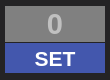
Old version of the form src/component/basiccomp/scorenumcomp.ui in the repository JumpShot-Interactive/TeleScore.
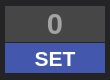
New version of the form.

Diff of the .ui file:
```diff
--- a/src/component/basiccomp/scorenumcomp.ui
+++ b/src/component/basiccomp/scorenumcomp.ui
@@ -87,7 +87,7 @@
      </property>
      <property name="styleSheet">
       <string notr="true">color: white;
-background-color: #808080;</string>
+background-color: #474646;</string>
      </property>
      <property name="inputMask">
       <string>####</string>
```
